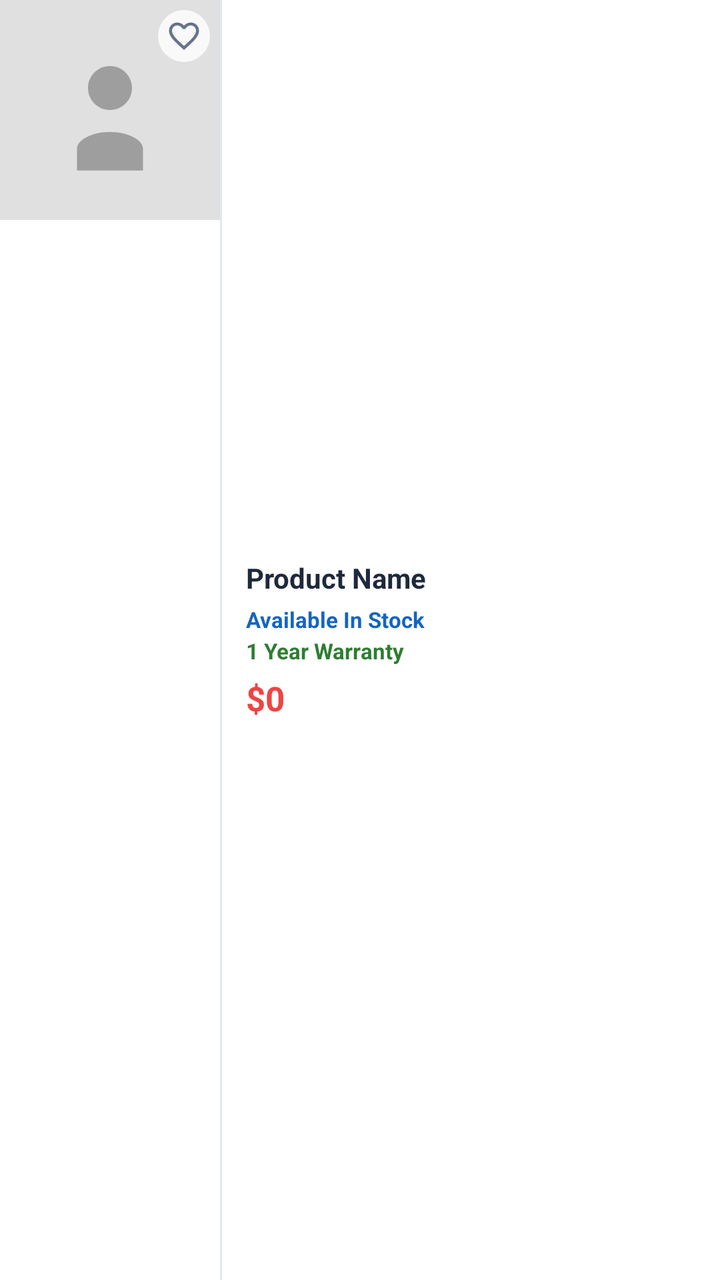
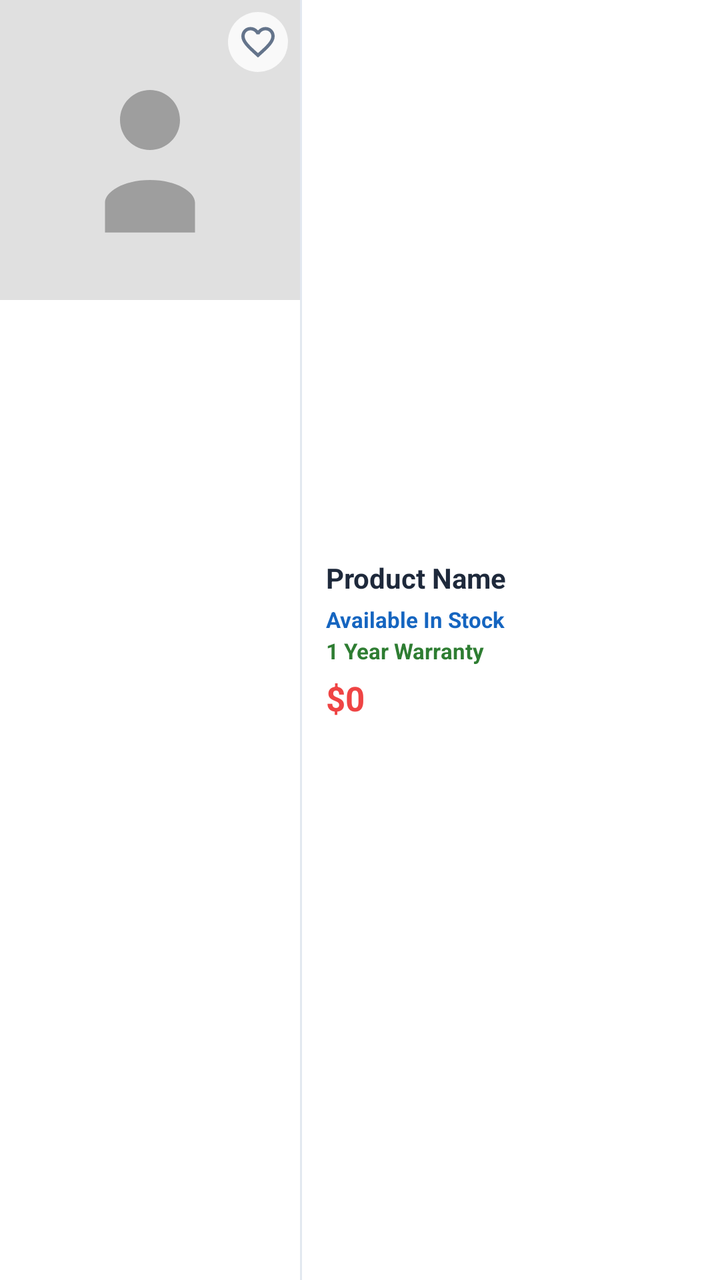

The first picture is an Android layout as it rendered before a commit; the second is the same layout after the commit. The layout source and the unified diff follow.
<!-- AndroidManifest.xml: application theme Theme.BeckieDealApp -->
<!-- res/layout/product_card_list.xml -->
<?xml version="1.0" encoding="utf-8"?>
<com.google.android.material.card.MaterialCardView
    xmlns:android="http://schemas.android.com/apk/res/android"
    xmlns:app="http://schemas.android.com/apk/res-auto"
    android:layout_width="match_parent"
    android:layout_height="wrap_content"
    android:layout_margin="2dp"
    app:cardCornerRadius="0dp"
    app:cardElevation="0dp"
    app:strokeWidth="0dp"
    app:cardBackgroundColor="@color/surface">

    <LinearLayout
        android:layout_width="match_parent"
        android:layout_height="match_parent"
        android:orientation="horizontal">

        
        <FrameLayout
            android:layout_width="110dp"
            android:layout_height="110dp"
            android:background="@color/card_bg_secondary">

            <ImageView
                android:id="@+id/productImage"
                android:layout_width="match_parent"
                android:layout_height="match_parent"
                android:scaleType="centerCrop"
                android:src="@drawable/placeholder_image" />

            
            <ImageView
                android:id="@+id/favoriteIcon"
                android:layout_width="26dp"
                android:layout_height="26dp"
                android:layout_gravity="top|end"
                android:layout_margin="5dp"
                android:background="@drawable/favorite_background"
                android:padding="4dp"
                android:src="@drawable/ic_favorite_border"
                app:tint="@color/text_secondary" />

        </FrameLayout>

        
        <View
            android:layout_width="1dp"
            android:layout_height="match_parent"
            android:background="@color/border_color" />

        
        <LinearLayout
            android:layout_width="0dp"
            android:layout_height="wrap_content"
            android:layout_weight="1"
            android:layout_gravity="center_vertical"
            android:orientation="vertical"
            android:paddingHorizontal="12dp"
            android:paddingVertical="10dp">

            
            <TextView
                android:id="@+id/productName"
                android:layout_width="match_parent"
                android:layout_height="wrap_content"
                android:text="Product Name"
                android:textColor="@color/text_primary"
                android:textSize="14sp"
                android:textStyle="bold"
                android:maxLines="2"
                android:ellipsize="end" />

            
            <TextView
                android:id="@+id/productVariant"
                android:layout_width="match_parent"
                android:layout_height="wrap_content"
                android:layout_marginTop="2dp"
                android:text=""
                android:textColor="@color/text_secondary"
                android:textSize="11sp"
                android:maxLines="1"
                android:ellipsize="end"
                android:visibility="gone" />

            
            <TextView
                android:id="@+id/stockStatus"
                android:layout_width="wrap_content"
                android:layout_height="wrap_content"
                android:layout_marginTop="4dp"
                android:text="Available In Stock"
                android:textColor="#1565C0"
                android:textSize="11sp"
                android:textStyle="bold" />

            
            <TextView
                android:id="@+id/warrantyText"
                android:layout_width="wrap_content"
                android:layout_height="wrap_content"
                android:layout_marginTop="1dp"
                android:text="1 Year Warranty"
                android:textColor="#2E7D32"
                android:textSize="11sp"
                android:textStyle="bold" />

            
            <TextView
                android:id="@+id/skuText"
                android:layout_width="wrap_content"
                android:layout_height="wrap_content"
                android:layout_marginTop="1dp"
                android:text=""
                android:textColor="#00897B"
                android:textSize="11sp"
                android:textStyle="bold"
                android:visibility="gone" />

            
            <TextView
                android:id="@+id/productPrice"
                android:layout_width="wrap_content"
                android:layout_height="wrap_content"
                android:layout_marginTop="5dp"
                android:text="$0"
                android:textColor="@color/red_error"
                android:textSize="17sp"
                android:textStyle="bold" />

            
            <TextView
                android:id="@+id/productSpecs"
                android:layout_width="match_parent"
                android:layout_height="wrap_content"
                android:layout_marginTop="4dp"
                android:text=""
                android:textColor="@color/text_secondary"
                android:textSize="11sp"
                android:lineSpacingMultiplier="1.3"
                android:maxLines="3"
                android:ellipsize="end"
                android:visibility="gone" />

            
            <TextView
                android:id="@+id/freeItemsText"
                android:layout_width="wrap_content"
                android:layout_height="wrap_content"
                android:layout_marginTop="2dp"
                android:text=""
                android:textColor="@color/red_error"
                android:textSize="11sp"
                android:textStyle="italic"
                android:visibility="gone" />

        </LinearLayout>

    </LinearLayout>

</com.google.android.material.card.MaterialCardView>
<!-- resources referenced by this layout -->
<resources>
  <color name="border_color">#E2E8F0</color>
  <color name="card_bg_secondary">#F1F5F9</color>
  <color name="red_error">#EF4444</color>
  <color name="surface">#FFFFFF</color>
  <color name="text_primary">#1E293B</color>
  <color name="text_secondary">#64748B</color>
  <!-- drawable favorite_background (drawable) -->
  <?xml version="1.0" encoding="utf-8"?>
  <shape xmlns:android="http://schemas.android.com/apk/res/android"
      android:shape="oval">
      <solid android:color="#CCFFFFFF" />
  </shape>
  <!-- drawable placeholder_image (drawable) -->
  <?xml version="1.0" encoding="utf-8"?>
  <vector xmlns:android="http://schemas.android.com/apk/res/android"
      android:width="200dp"
      android:height="200dp"
      android:viewportWidth="200"
      android:viewportHeight="200">
  
      
      <path
          android:fillColor="#E0E0E0"
          android:pathData="M0,0h200v200h-200z" />
  
      
      <path
          android:fillColor="#9E9E9E"
          android:pathData="M100,60c11.05,0 20,8.95 20,20s-8.95,20 -20,20 -20,-8.95 -20,-20 8.95,-20 20,-20zM100,120c18.28,0 30,8.28 30,15v20H70v-20c0,-6.72 11.72,-15 30,-15z" />
  </vector>
  <style name="Theme.BeckieDealApp" parent="Base.Theme.BeckieDealApp" />
  <style name="Base.Theme.BeckieDealApp" parent="Theme.Material3.DayNight.NoActionBar">
          <item name="colorPrimary">@color/primary</item>
          <item name="colorOnPrimary">@color/on_primary</item>
          <item name="colorPrimaryContainer">@color/primary_container</item>
          <item name="colorOnPrimaryContainer">@color/on_primary_container</item>
          <item name="android:windowBackground">@color/background</item>
          <item name="colorSurface">@color/surface</item>
          <item name="colorOnSurface">@color/on_surface</item>
          
          <item name="bottomNavigationStyle">@style/Widget.App.BottomNavigationView</item>
      </style>
  <color name="primary">#F97316</color>
  <color name="on_primary">#FFFFFF</color>
  <color name="primary_container">#F97316</color>
  <color name="on_primary_container">#582200</color>
  <color name="background">#F8FAFC</color>
  <color name="on_surface">#251913</color>
  <style name="Widget.App.BottomNavigationView" parent="Widget.Material3.BottomNavigationView">
          <item name="itemIconSize">26dp</item>
          <item name="itemIconTint">@color/bottom_nav_color</item>
          <item name="itemTextColor">@color/bottom_nav_color</item>
          
          <item name="android:background">@null</item>
          <item name="backgroundTint">@null</item>
          <item name="labelVisibilityMode">unlabeled</item>
          <item name="itemActiveIndicatorStyle">@style/Widget.App.BottomNav.ActiveIndicator</item>
      </style>
  <style name="Widget.App.BottomNav.ActiveIndicator" parent="Widget.Material3.BottomNavigationView.ActiveIndicator">
          <item name="android:color">@color/nav_indicator_fill</item>
          <item name="android:width">52dp</item>
          <item name="android:height">40dp</item>
          <item name="shapeAppearance">@style/ShapeAppearance.App.BottomNav.ActiveIndicator</item>
      </style>
  <color name="nav_indicator_fill">#FFF1EB</color>
  <style name="ShapeAppearance.App.BottomNav.ActiveIndicator" parent="">
          <item name="cornerFamily">rounded</item>
          <item name="cornerSize">50%</item>
      </style>
  <!-- unchanged entries left out for length: 1 -->
</resources>

<!-- the commit's change to res/layout/product_card_list.xml (unified diff, before → after) -->
@@ -17,8 +17,8 @@
 
         
         <FrameLayout
-            android:layout_width="110dp"
-            android:layout_height="110dp"
+            android:layout_width="150dp"
+            android:layout_height="150dp"
             android:background="@color/card_bg_secondary">
 
             <ImageView
@@ -31,12 +31,12 @@
             
             <ImageView
                 android:id="@+id/favoriteIcon"
-                android:layout_width="26dp"
-                android:layout_height="26dp"
+                android:layout_width="30dp"
+                android:layout_height="30dp"
                 android:layout_gravity="top|end"
-                android:layout_margin="5dp"
+                android:layout_margin="6dp"
                 android:background="@drawable/favorite_background"
-                android:padding="4dp"
+                android:padding="5dp"
                 android:src="@drawable/ic_favorite_border"
                 app:tint="@color/text_secondary" />
 
